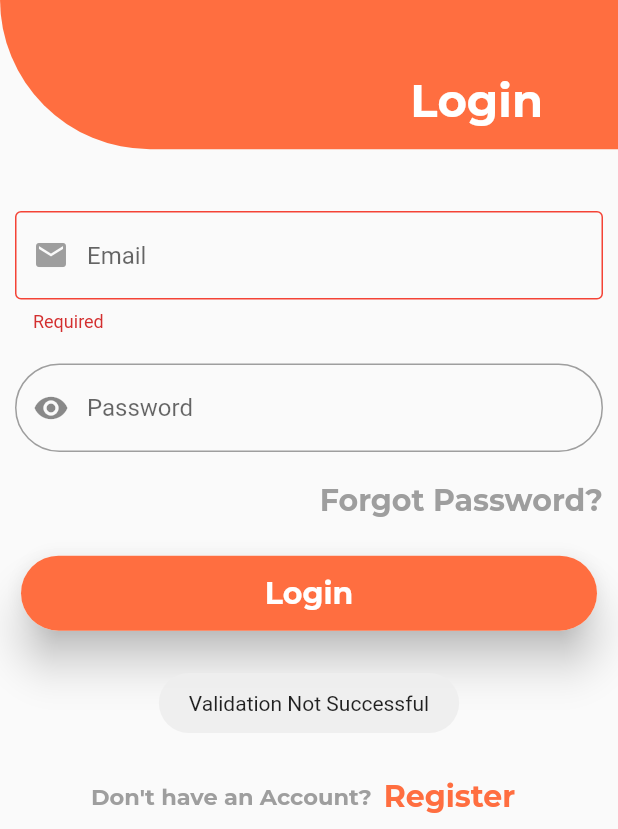
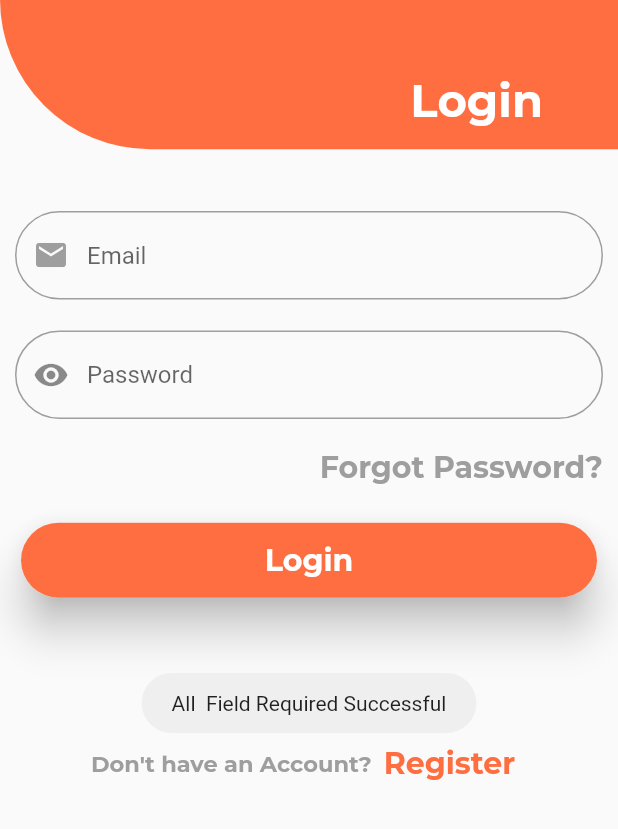
Before and after one commit to udohette/First_Flutter_UI_Design, a Flutter app: the screen it shows after launch, after a tap on "Login", on a phone screen of 412 x 824 dp, the part 407-1236 px from its top. Run offline on Flutter 3.47's test engine with Material 2 defaults, Android fonts, the phone set to English and light mode, and no system bars; our stand-ins replace fluttertoast, form_field_validator, google_fonts.

Commit message:
bugs fix

```diff
--- a/lib/screens/login_screen.dart
+++ b/lib/screens/login_screen.dart
@@ -109,7 +109,7 @@ class _LoginScreenState extends State<LoginScreen> {
                       decoration: InputDecoration(
                         prefixIcon: Icon(Icons.email, color: Colors.grey,),
                         hintText: 'Email',
-                        focusedBorder: OutlineInputBorder(borderSide: BorderSide(color: Colors.deepOrangeAccent), borderRadius: BorderRadius.circular(30)),
+                       focusedBorder: OutlineInputBorder(borderSide: BorderSide(color: Colors.grey), borderRadius: BorderRadius.circular(30)),
                         focusColor: Colors.grey,
                         errorBorder: OutlineInputBorder(borderSide: BorderSide(color: Colors.red)),
                         border: OutlineInputBorder(borderRadius: BorderRadius.circular(30)),
@@ -119,6 +119,7 @@ class _LoginScreenState extends State<LoginScreen> {
                   ),
                     SizedBox(height: MediaQuery.of(context).size.height/40,),
                     TextFormField(
+                      obscureText: true,
                       validator: MultiValidator([
                         RequiredValidator(errorText: 'Required'),
                         MinLengthValidator(6, errorText: "Password must contain at least 6 characters"),
@@ -134,7 +135,7 @@ class _LoginScreenState extends State<LoginScreen> {
                             });
                           }, icon: Icon(Icons.visibility)),
                           hintText: 'Password',
-                          focusedBorder: OutlineInputBorder(borderSide: BorderSide(color: Colors.deepOrangeAccent), borderRadius: BorderRadius.circular(30)),
+                          focusedBorder: OutlineInputBorder(borderSide: BorderSide(color: Colors.grey), borderRadius: BorderRadius.circular(30)),
                           focusColor: Colors.grey,
                           errorBorder: OutlineInputBorder(borderSide: BorderSide(color: Colors.red)),
                           border: OutlineInputBorder(borderRadius: BorderRadius.circular(30)),
@@ -161,13 +162,15 @@ class _LoginScreenState extends State<LoginScreen> {
                         child: TextButton(
                             onPressed: (){
                               setState(() {
-                               if (_globalKey.currentState!.validate()) {
-                                 Fluttertoast.showToast(msg: 'Validation Successful');
+                               if (emailController.text.isEmpty || passwordController.text.isEmpty) {
+                                 Fluttertoast.showToast(msg: 'All  Field Required Successful');
                                  //please i can't use ScaffoldMessenger, comment out and run code to  see error on  console
                                  //ScaffoldMessenger.of(context).showSnackBar(SnackBar(backgroundColor: Colors.white,content: Text('Validation Not Successful',style: TextStyle(color: Colors.black,))));
-                               } else {
-                                 Fluttertoast.showToast(msg: 'Validation Not Successful');
+                               } else if(_globalKey.currentState!.validate()){
+                                 Fluttertoast.showToast(msg: 'validation Successful');
                                 // ScaffoldMessenger.of(context).showSnackBar(SnackBar(backgroundColor: Colors.white,content: Text('Validation Successful',style: TextStyle(color: Colors.black,))));
+                               }else{
+                                 Fluttertoast.showToast(msg: 'please enter a valid email');
                                }
                               });
                             },
```
Also changed, not shown: lib/screens/register_screen.dart (+20 -11 lines).
